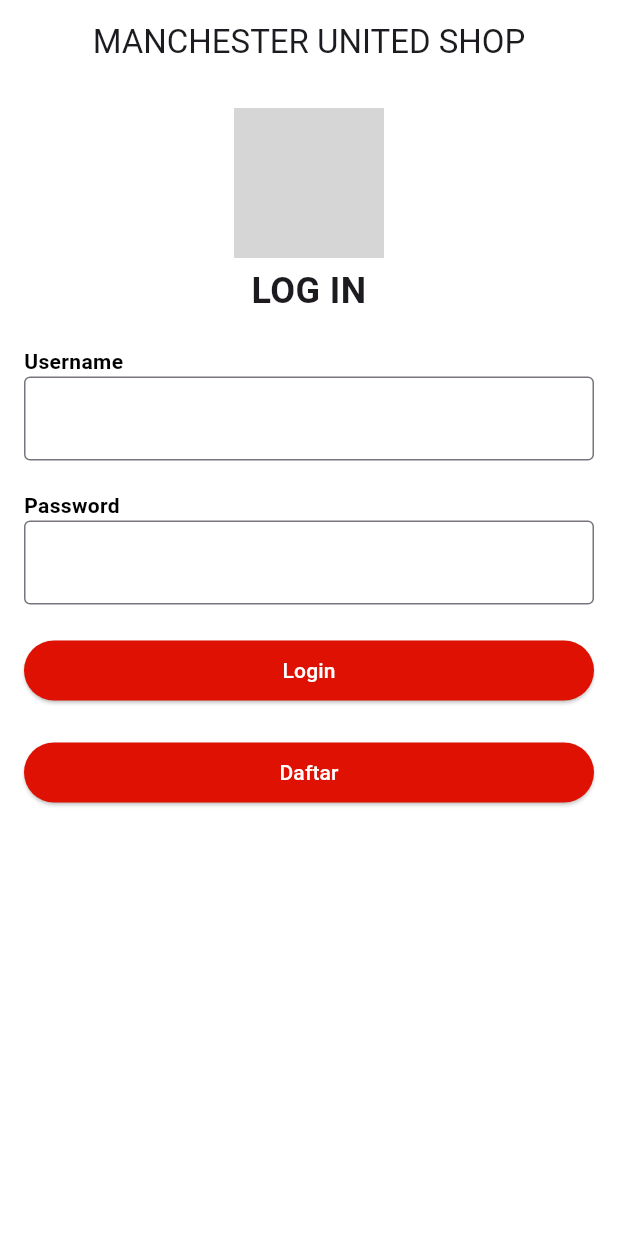
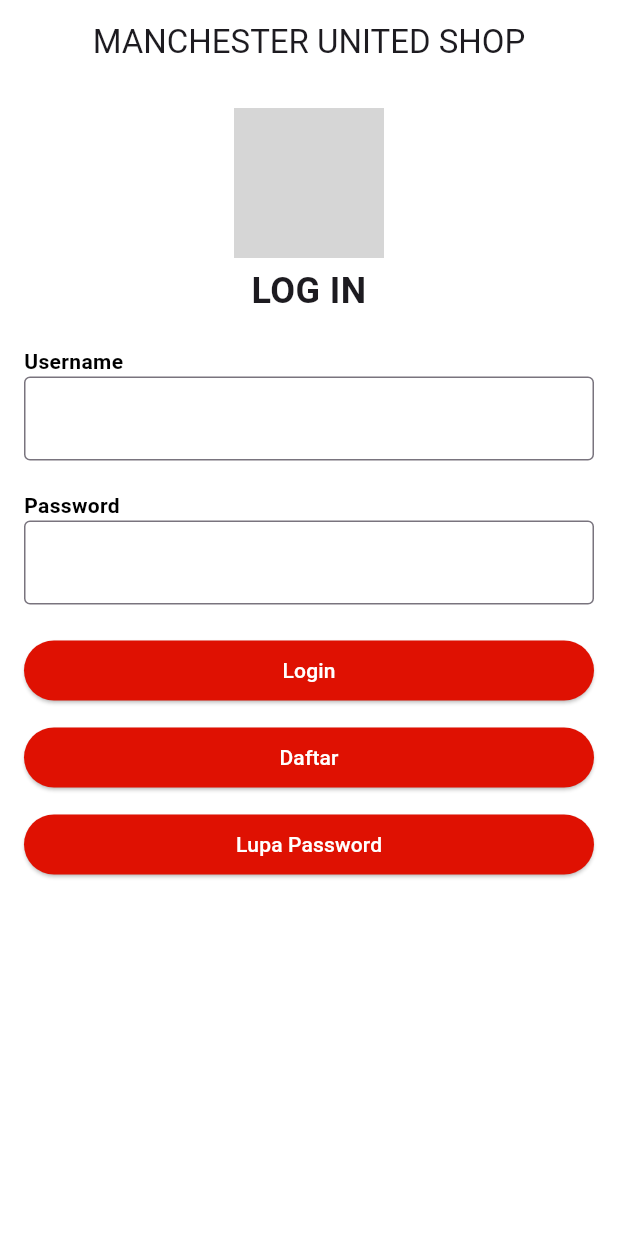
Before and after one commit to being71/ecommerce, a Flutter app: the screen it shows after launch, on a phone screen of 412 x 824 dp. Run offline on Flutter 3.47's test engine with Material 3 defaults, Android fonts, the phone set to English and light mode, and no system bars; our stand-ins replace cloud_firestore, firebase_auth, firebase_core; accounts and stored records are empty; network calls fail; grey boxes are pictures that could not be loaded.

Commit message:
tambah forget_pass & overflowed button login

```diff
--- a/lib/login.dart
+++ b/lib/login.dart
@@ -1,6 +1,7 @@
 import 'package:firebase_auth/firebase_auth.dart';
 import 'package:flutter/material.dart';
 import 'daftar.dart';
+import 'forget_pass.dart';
 import 'firestore.dart';
 import 'home.dart'; // Import your catalog page
 
@@ -56,9 +57,14 @@ class _LoginPageState extends State<LoginPage> {
         backgroundColor: Colors.white,
       ),
       backgroundColor: Colors.white,
-      body: Padding(
+      body: SingleChildScrollView(
+        // Wrapping the body in a scrollable widget
         padding: const EdgeInsets.all(16.0),
         child: Column(
+          crossAxisAlignment: CrossAxisAlignment.stretch,
+          children: [
+            // Logo and title
+            Column(
               children: [
                 Image.network(
                   'https://upload.wikimedia.org/wikipedia/hif/f/ff/Manchester_United_FC_crest.png',
@@ -74,74 +80,65 @@ class _LoginPageState extends State<LoginPage> {
                     fontSize: 24,
                   ),
                 ),
+              ],
+            ),
             const SizedBox(height: 20),
 
-            // Username label and TextField
+            // Login form
             Column(
-              crossAxisAlignment: CrossAxisAlignment
-                  .start, // Align label and TextField to the left
+              crossAxisAlignment: CrossAxisAlignment.start,
               children: [
                 const Text(
                   'Username',
                   style: TextStyle(
-                      fontSize: 14, // Smaller font size for the label
-                      color: Colors.black, // Optional: change color to black
+                      fontSize: 14,
+                      color: Colors.black,
                       fontWeight: FontWeight.bold),
                 ),
                 TextField(
                   controller: _emailController,
                   decoration: const InputDecoration(
-                    border: OutlineInputBorder(), // Add a border if needed
+                    border: OutlineInputBorder(),
                   ),
                 ),
-              ],
-            ),
                 const SizedBox(height: 20),
-            // Password label and TextField
-            Column(
-              crossAxisAlignment: CrossAxisAlignment
-                  .start, // Align label and TextField to the left
-              children: [
                 const Text(
                   'Password',
                   style: TextStyle(
-                      fontSize: 14, // Smaller font size for the label
-                      color: Colors.black, // Optional: change color to black
-                      fontWeight:
-                          FontWeight.bold // Optional: change color to black
-                      ),
+                      fontSize: 14,
+                      color: Colors.black,
+                      fontWeight: FontWeight.bold),
                 ),
                 TextField(
                   controller: _passwordController,
                   decoration: const InputDecoration(
-                    border: OutlineInputBorder(), // Add a border if needed
+                    border: OutlineInputBorder(),
                   ),
                   obscureText: true,
                 ),
+                const SizedBox(
+                    height: 20), // Smaller space between password and button
               ],
             ),
-            const SizedBox(height: 20),
-            // Container to make the button the same width as the TextField
-            SizedBox(
-              width: double.infinity,
-              child: ElevatedButton(
+
+            // Login and Register buttons
+            Column(
+              crossAxisAlignment: CrossAxisAlignment.stretch,
+              children: [
+                ElevatedButton(
                   onPressed: _login,
                   child: const Text(
                     'Login',
-                  style: TextStyle(
-                      color: Colors.white), // Change text color to white
+                    style: TextStyle(color: Colors.white),
                   ),
                   style: ElevatedButton.styleFrom(
-                  backgroundColor: const Color.fromARGB(
-                      255, 223, 17, 2), // Set button background color to red
+                    backgroundColor: const Color.fromARGB(255, 223, 17, 2),
                   ),
                 ),
-            ),
-            const SizedBox(height: 20),
-            // Container to make the button the same width as the TextField
-            SizedBox(
-              width: double.infinity,
-              child: ElevatedButton(
+                const SizedBox(
+                    height:
+                        10), // Small space between login and register button
+                ElevatedButton(
                   onPressed: () {
                     Navigator.pushReplacement(
                       context,
@@ -150,14 +147,30 @@ class _LoginPageState extends State<LoginPage> {
                   },
                   child: const Text(
                     'Daftar',
-                  style: TextStyle(
-                      color: Colors.white), // Change text color to white
+                    style: TextStyle(color: Colors.white),
                   ),
                   style: ElevatedButton.styleFrom(
-                  backgroundColor: const Color.fromARGB(
-                      255, 223, 17, 2), // Set button background color to red
+                    backgroundColor: const Color.fromARGB(255, 223, 17, 2),
                   ),
                 ),
+                const SizedBox(height: 10), // Small space between buttons
+                ElevatedButton(
+                  onPressed: () {
+                    Navigator.push(
+                      context,
+                      MaterialPageRoute(
+                          builder: (context) => ForgetPasswordPage()),
+                    );
+                  },
+                  child: const Text(
+                    'Lupa Password',
+                    style: TextStyle(color: Colors.white),
+                  ),
+                  style: ElevatedButton.styleFrom(
+                    backgroundColor: const Color.fromARGB(255, 223, 17, 2),
+                  ),
+                ),
+              ],
             ),
           ],
         ),
```
Also changed, not shown: lib/forget_pass.dart (added, +96 -0 lines). Lines whose indentation alone changed are shown as unchanged.
